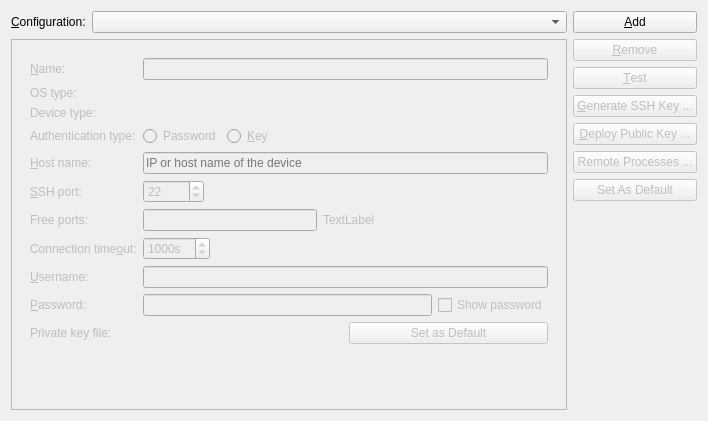
The window that src/plugins/qt4projectmanager/qt-maemo/maemodeviceconfigurationssettingswidget.ui (qt-creator/qt-creator) describes before a commit, drawn with Qt 5.
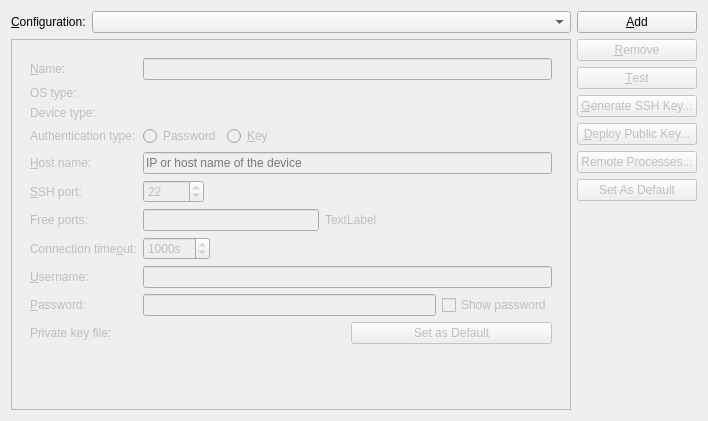
The same window after the commit. Custom widgets are drawn as their Qt base class.

Commit message: GUI style fixes: spaces before ellipses and excess ellipses

```diff
--- a/src/plugins/qt4projectmanager/qt-maemo/maemodeviceconfigurationssettingswidget.ui
+++ b/src/plugins/qt4projectmanager/qt-maemo/maemodeviceconfigurationssettingswidget.ui
@@ -415,7 +415,7 @@
         <string>Click here if you do not have an SSH key yet.</string>
        </property>
        <property name="text">
-        <string>&amp;Generate SSH Key ...</string>
+        <string>&amp;Generate SSH Key...</string>
        </property>
       </widget>
      </item>
@@ -431,7 +431,7 @@
         <string>This will enable you to log into the device without a password.</string>
        </property>
        <property name="text">
-        <string>&amp;Deploy Public Key ...</string>
+        <string>&amp;Deploy Public Key...</string>
        </property>
       </widget>
      </item>
@@ -447,7 +447,7 @@
         <string>Click here to see which processes are running on the device.</string>
        </property>
        <property name="text">
-        <string>Remote Processes ...</string>
+        <string>Remote Processes...</string>
        </property>
       </widget>
      </item>
```
The commit also changes 5 other files.
